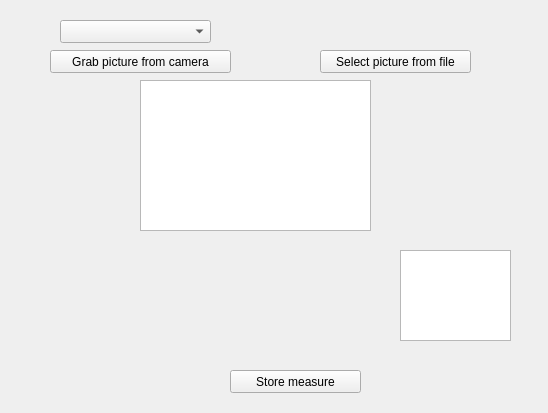
Before: the Qt Designer form formdiagnose.ui in polovik/asa, drawn with Qt 5.
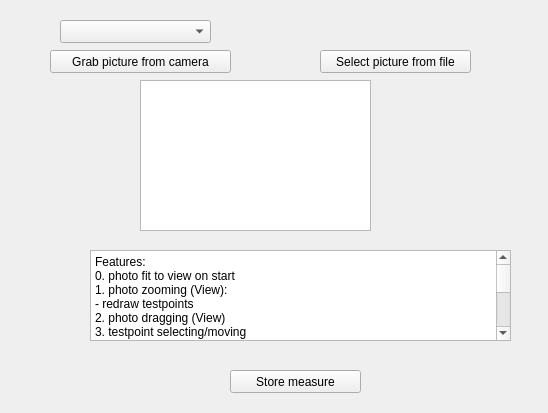
After: the same form once the commit is applied. Icons and pictures are not drawn. Custom widgets are drawn as their Qt base class.

Commit message: Photo fit to view on start. Photo may be zoomed and dragged.

```diff
--- a/formdiagnose.ui
+++ b/formdiagnose.ui
@@ -79,14 +79,34 @@
   <widget class="QPlainTextEdit" name="textComments">
    <property name="geometry">
     <rect>
-     <x>400</x>
+     <x>90</x>
      <y>250</y>
-     <width>111</width>
+     <width>421</width>
      <height>91</height>
     </rect>
    </property>
+   <property name="plainText">
+    <string>Features:
+0. photo fit to view on start
+1. photo zooming (View):
+- redraw testpoints
+2. photo dragging (View)
+3. testpoint selecting/moving
+4. context menu:
+- add testpoint
+- remove testpoint
+- view entire photo
+</string>
+   </property>
   </widget>
  </widget>
+ <customwidgets>
+  <customwidget>
+   <class>BoardView</class>
+   <extends>QGraphicsView</extends>
+   <header>boardview.h</header>
+  </customwidget>
+ </customwidgets>
  <resources>
   <include location="analog_signature_analyzer.qrc"/>
  </resources>
```
Left out of the diff: 8 changed lines with no effect on the pictures. The commit also changes 4 other files.
